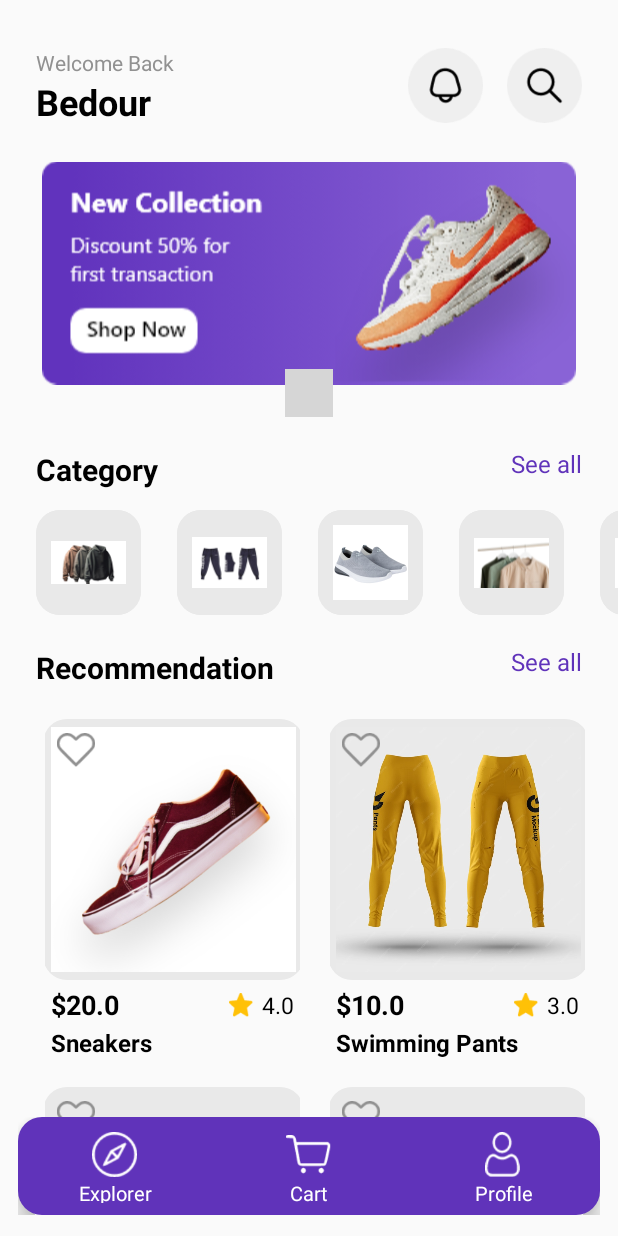
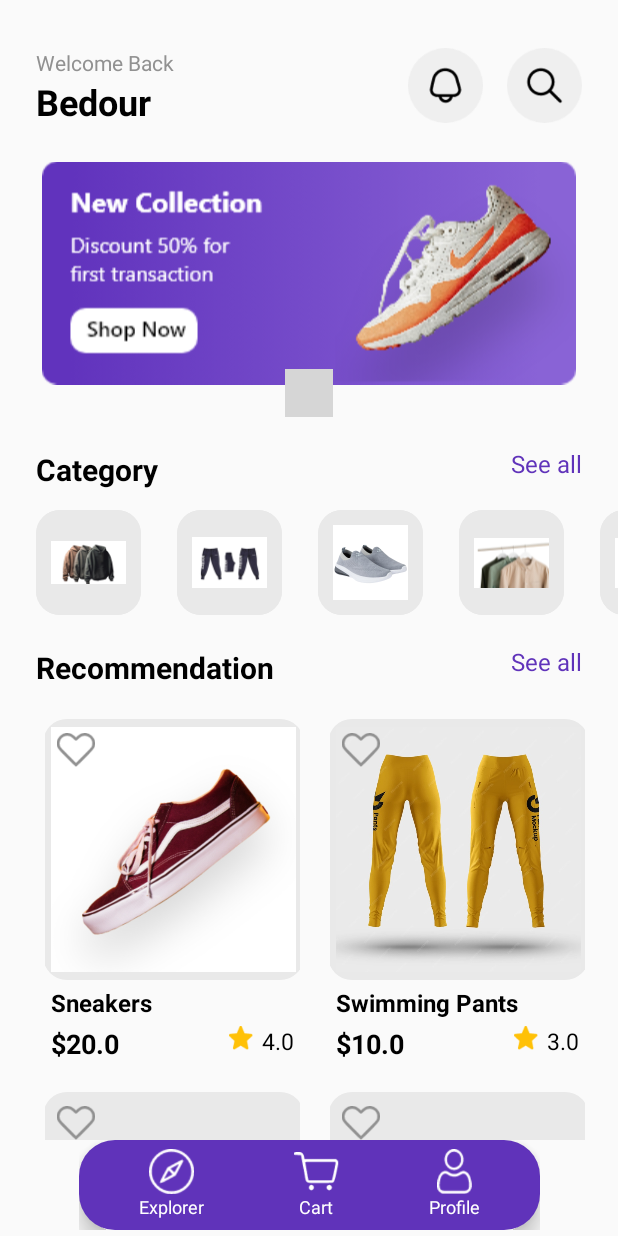
Before and after one commit to Mike-205/ShopEase, an Android app built with Jetpack Compose: the screen it shows after launch (MainActivity), on a phone screen of 412 x 824 dp. Run offline under Robolectric (Android 15) with nearby library versions, the phone set to English and light mode, and no system bars; libraries missing offline, so code that uses them is left out: com.tbuonomo.viewpagerdotsindicator; plain views replace DotsIndicator; 2 statements that could not run were skipped; grey boxes are pictures that could not be loaded.

Commit message:
show title above price

```diff
--- a/app/src/main/res/drawable/rounded_navbar.xml
+++ b/app/src/main/res/drawable/rounded_navbar.xml
@@ -1,5 +1,5 @@
 <?xml version="1.0" encoding="utf-8"?>
 <shape xmlns:android="http://schemas.android.com/apk/res/android">
     <solid android:color="@color/purple"/>
-    <corners android:radius="16dp"/>
+    <corners android:radius="24dp"/>
 </shape>
--- a/app/src/main/res/layout/activity_intro.xml
+++ b/app/src/main/res/layout/activity_intro.xml
@@ -230,32 +230,32 @@
     </androidx.core.widget.NestedScrollView>
     <androidx.coordinatorlayout.widget.CoordinatorLayout
         android:id="@+id/coordinatorLayout"
-        android:layout_width="match_parent"
-        android:layout_height="65dp"
-        android:layout_marginStart="12dp"
-        android:layout_marginEnd="12dp"
-        android:layout_marginBottom="14dp"
+        android:layout_width="wrap_content"
+        android:layout_height="60dp"
+        android:layout_marginBottom="4dp"
         android:background="@android:color/transparent"
         app:layout_constraintBottom_toBottomOf="parent"
         app:layout_constraintEnd_toEndOf="parent"
         app:layout_constraintStart_toStartOf="parent">
 
         <com.google.android.material.bottomnavigation.BottomNavigationView
-            android:layout_width="match_parent"
-            android:layout_height="65dp"
+            android:layout_width="wrap_content"
+            android:layout_height="match_parent"
             android:layout_gravity="bottom"
+            android:paddingVertical="6dp"
+            android:paddingHorizontal="10dp"
             android:background="@drawable/rounded_navbar">
 
             <LinearLayout
-                android:layout_width="match_parent"
-                android:layout_height="match_parent"
-                android:layout_marginBottom="8dp"
+                android:layout_width="wrap_content"
+                android:layout_height="wrap_content"
                 android:orientation="horizontal">
 
                 <LinearLayout
-                    android:layout_width="0dp"
-                    android:layout_height="match_parent"
+                    android:layout_width="wrap_content"
+                    android:layout_height="wrap_content"
                     android:layout_weight="1"
+                    android:layout_marginHorizontal="30dp"
                     android:orientation="vertical">
 
                     <ImageView
@@ -263,24 +263,23 @@
                         android:layout_width="30dp"
                         android:layout_height="30dp"
                         android:layout_gravity="center"
-                        android:layout_marginTop="10dp"
                         app:srcCompat="@drawable/btn_1" />
 
                     <TextView
                         android:id="@+id/textView9"
-                        android:layout_width="match_parent"
+                        android:layout_width="wrap_content"
                         android:layout_height="wrap_content"
-                        android:layout_marginTop="1dp"
                         android:text="Explorer"
                         android:textAlignment="center"
                         android:textColor="@color/white"
-                        android:textSize="13sp" />
+                        android:textSize="12sp" />
                 </LinearLayout>
 
                 <LinearLayout
-                    android:layout_width="0dp"
-                    android:layout_height="match_parent"
+                    android:layout_width="wrap_content"
+                    android:layout_height="wrap_content"
                     android:layout_weight="1"
+                    android:layout_marginHorizontal="30dp"
                     android:orientation="vertical">
 
                     <ImageView
@@ -288,24 +287,23 @@
                         android:layout_width="30dp"
                         android:layout_height="30dp"
                         android:layout_gravity="center"
-                        android:layout_marginTop="10dp"
                         app:srcCompat="@drawable/btn_2" />
 
                     <TextView
                         android:id="@+id/textView10"
                         android:layout_width="match_parent"
                         android:layout_height="wrap_content"
-                        android:layout_marginTop="1dp"
                         android:text="Cart"
                         android:textAlignment="center"
                         android:textColor="@color/white"
-                        android:textSize="13sp" />
+                        android:textSize="12sp" />
                 </LinearLayout>
 
                 <LinearLayout
-                    android:layout_width="0dp"
-                    android:layout_height="match_parent"
+                    android:layout_width="wrap_content"
+                    android:layout_height="wrap_content"
                     android:layout_weight="1"
+                    android:layout_marginHorizontal="30dp"
                     android:orientation="vertical">
 
                     <ImageView
@@ -313,18 +311,16 @@
                         android:layout_width="30dp"
                         android:layout_height="30dp"
                         android:layout_gravity="center"
-                        android:layout_marginTop="10dp"
                         app:srcCompat="@drawable/btn_5" />
 
                     <TextView
                         android:id="@+id/textView13"
-                        android:layout_width="match_parent"
+                        android:layout_width="wrap_content"
                         android:layout_height="wrap_content"
-                        android:layout_marginTop="1dp"
                         android:text="Profile"
                         android:textAlignment="center"
                         android:textColor="@color/white"
-                        android:textSize="13sp" />
+                        android:textSize="12sp" />
                 </LinearLayout>
             </LinearLayout>
         </com.google.android.material.bottomnavigation.BottomNavigationView>
--- a/app/src/main/res/layout/viewholder_recommended.xml
+++ b/app/src/main/res/layout/viewholder_recommended.xml
@@ -3,7 +3,7 @@
     xmlns:app="http://schemas.android.com/apk/res-auto"
     xmlns:tools="http://schemas.android.com/tools"
     android:layout_width="wrap_content"
-    android:layout_height="225dp"
+    android:layout_height="wrap_content"
     android:layout_margin="10dp">
 
     <ImageView
@@ -29,17 +29,32 @@
         app:tint="@color/grey" />
 
     <TextView
+        android:id="@+id/productName"
+        android:layout_width="0dp"
+        android:layout_height="wrap_content"
+        android:layout_margin="4dp"
+        android:singleLine="true"
+        android:text="title"
+        android:textColor="@color/black"
+        android:textSize="16sp"
+        android:textStyle="bold"
+        app:layout_constraintEnd_toEndOf="parent"
+        app:layout_constraintStart_toStartOf="parent"
+        app:layout_constraintTop_toBottomOf="@+id/productImage"/>
+
+    <TextView
         android:id="@+id/priceValue"
         android:layout_width="wrap_content"
         android:layout_height="wrap_content"
         android:layout_marginStart="4dp"
         android:layout_marginTop="4dp"
+        android:layout_marginBottom="6dp"
         android:text="$-"
         android:textColor="@color/black"
         android:textSize="18sp"
         android:textStyle="bold"
         app:layout_constraintStart_toStartOf="parent"
-        app:layout_constraintTop_toBottomOf="@+id/productImage" />
+        app:layout_constraintTop_toBottomOf="@+id/productName" />
 
     <TextView
         android:id="@+id/ratingValue"
@@ -51,7 +66,7 @@
         android:textSize="15sp"
         app:layout_constraintBottom_toBottomOf="@+id/priceValue"
         app:layout_constraintEnd_toEndOf="parent"
-        app:layout_constraintTop_toTopOf="@+id/priceValue" />
+        app:layout_constraintTop_toBottomOf="@+id/productName" />
 
     <ImageView
         android:id="@+id/ratingStar"
@@ -60,25 +75,7 @@
         android:layout_marginEnd="4dp"
         app:layout_constraintBottom_toBottomOf="@+id/ratingValue"
         app:layout_constraintEnd_toStartOf="@+id/ratingValue"
-        app:layout_constraintTop_toTopOf="@+id/ratingValue"
+        app:layout_constraintTop_toBottomOf="@+id/productName"
         app:srcCompat="@drawable/star" />
 
-    <TextView
-        android:id="@+id/productName"
-        android:layout_width="0dp"
-        android:layout_height="25dp"
-        android:layout_marginStart="4dp"
-        android:layout_marginTop="12dp"
-        android:layout_marginEnd="4dp"
-        android:layout_marginBottom="6dp"
-        android:singleLine="true"
-        android:text="title"
-        android:textColor="@color/black"
-        android:textSize="16sp"
-        android:textStyle="bold"
-        app:layout_constraintBottom_toBottomOf="parent"
-        app:layout_constraintEnd_toEndOf="parent"
-        app:layout_constraintHorizontal_bias="0.5"
-        app:layout_constraintStart_toStartOf="parent"
-        app:layout_constraintTop_toBottomOf="@+id/priceValue" />
 </androidx.constraintlayout.widget.ConstraintLayout>
```
